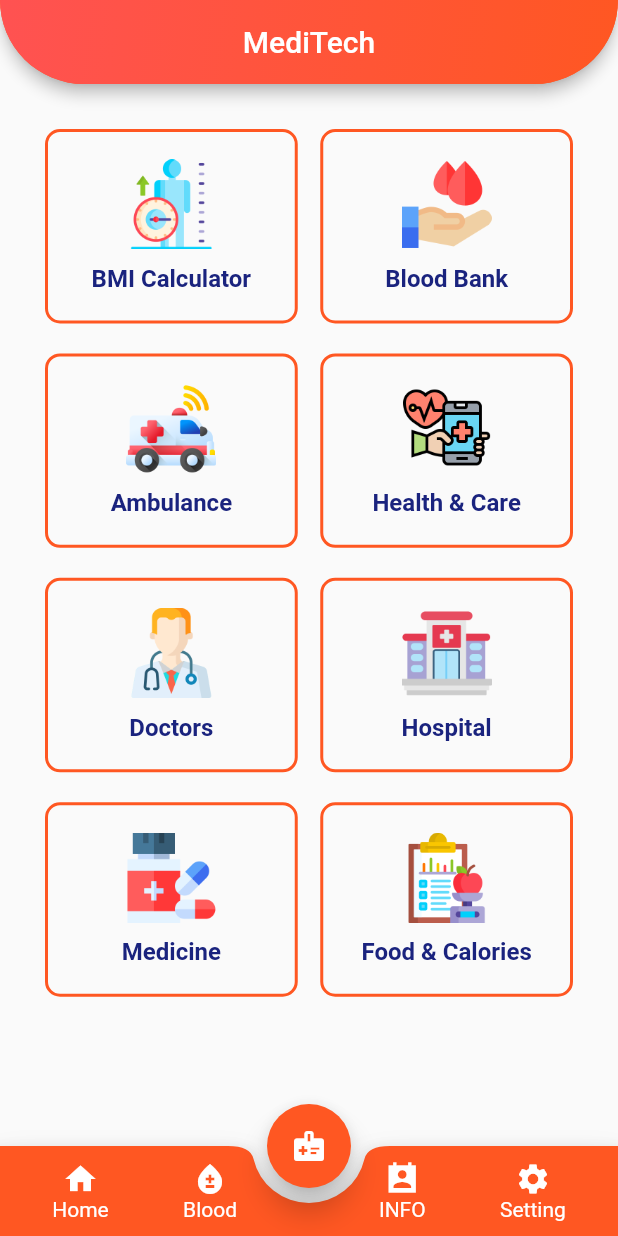
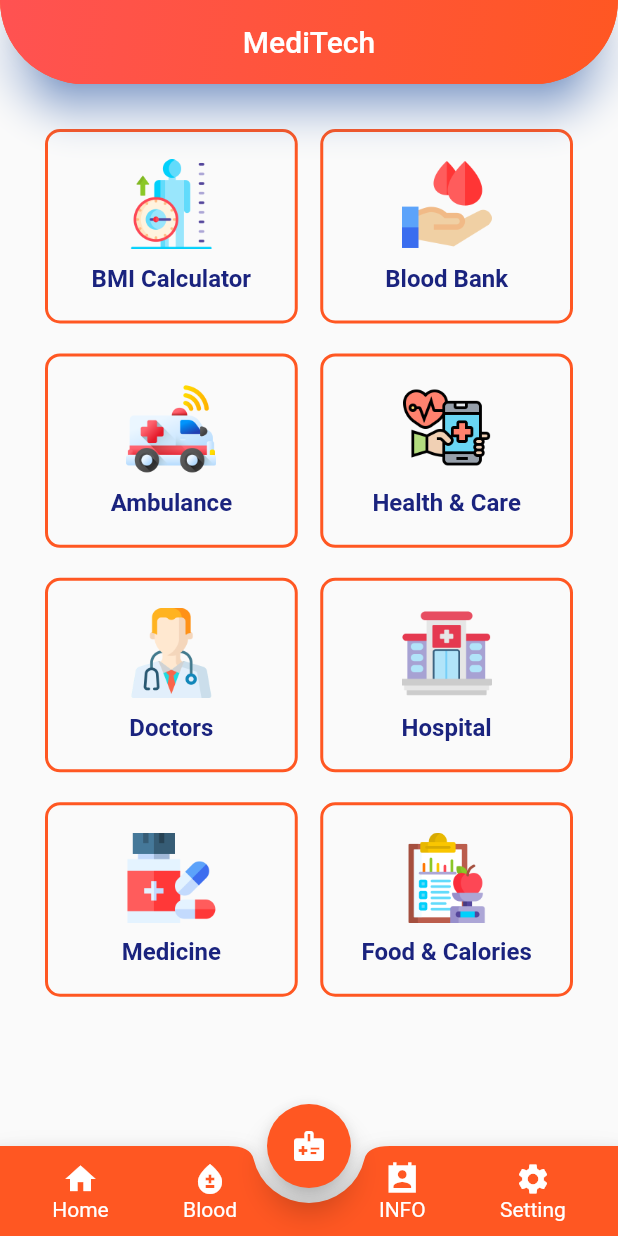
Before and after one commit to marufahmedofficial/MediTech_project_UITS, a Flutter app: the screen it shows after launch, on a phone screen of 412 x 824 dp. Run offline on Flutter 3.47's test engine with Material 2 defaults, Android fonts, the phone set to English and light mode, and no system bars.

Commit message:
appbar updated

```diff
--- a/lib/pages/homepage.dart
+++ b/lib/pages/homepage.dart
@@ -43,6 +43,8 @@ class _HomePageState extends State<HomePage> {
   Widget build(BuildContext context) {
     return Scaffold(
       appBar: AppBar(
+        elevation: 11,
+        shadowColor: Colors.blueAccent,
         flexibleSpace:
         Container(
           decoration: BoxDecoration(
```
